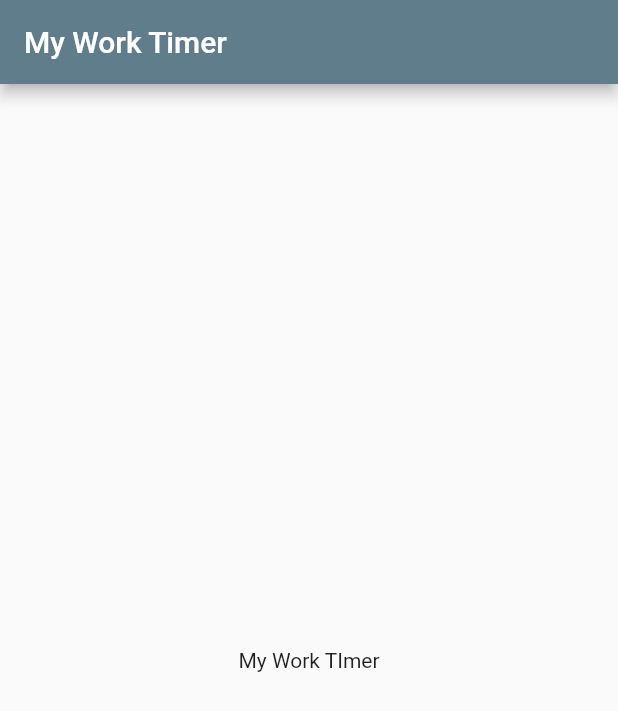
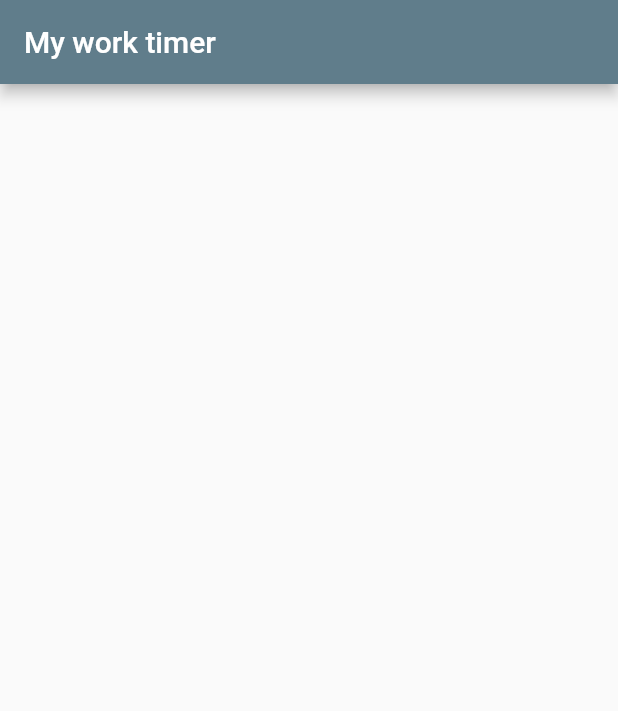
Before and after one commit to Guiffou-Joel/productivity_timer, a Flutter app: the screen it shows after launch, on a phone screen of 412 x 824 dp. Shown: the top 711 px of the screen. Run offline on Flutter 3.47's test engine with Material 2 defaults, Android fonts, the phone set to English and light mode, and no system bars.

Commit message:
TimerHomePage

```diff
--- a/lib/main.dart
+++ b/lib/main.dart
@@ -10,11 +10,20 @@ class MyApp extends StatelessWidget {
       theme: ThemeData(
         primarySwatch: Colors.blueGrey,
       ),
-      home: Scaffold(
-        appBar: AppBar(title: Text("My Work Timer")),
-        body: Center(
-          child: Text("My Work TImer"),
-        ),
+      home: TimerHomePage(),
+    );
+  }
+}
+
+class TimerHomePage extends StatelessWidget {
+  @override
+  Widget build(BuildContext context) {
+    return Scaffold(
+      appBar: AppBar(
+        title: Text('My work timer'),
+      ),
+      body: Center(
+        child: Column(),
       ),
     );
   }
```
Also changed, not shown: 1 other file.
